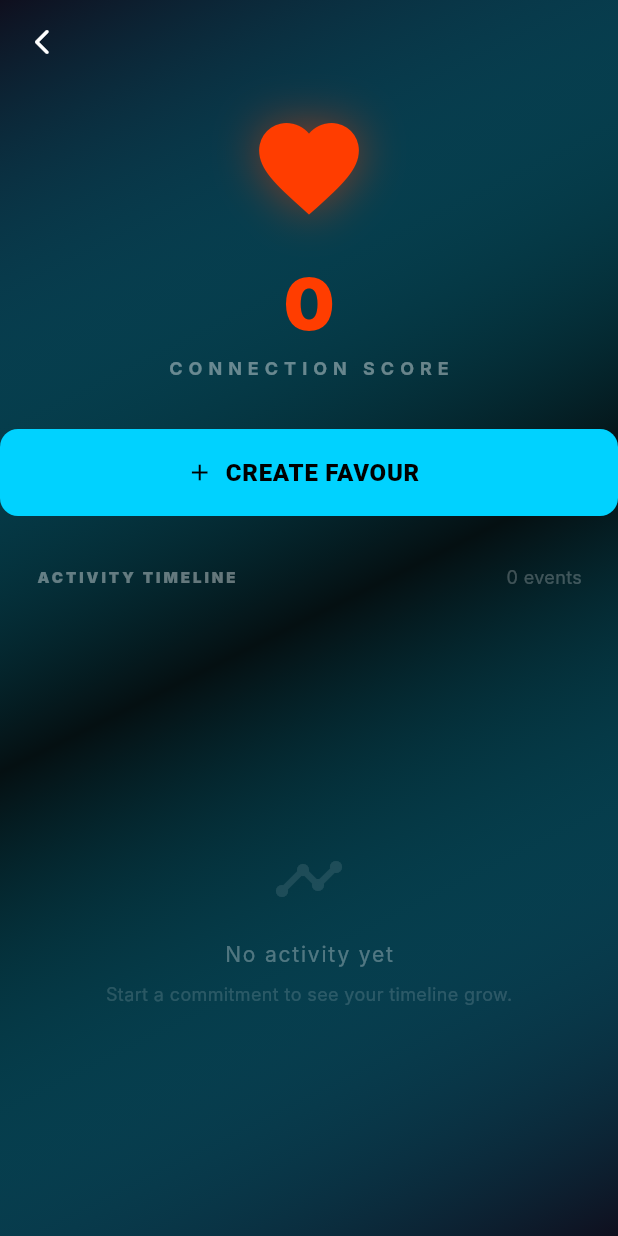
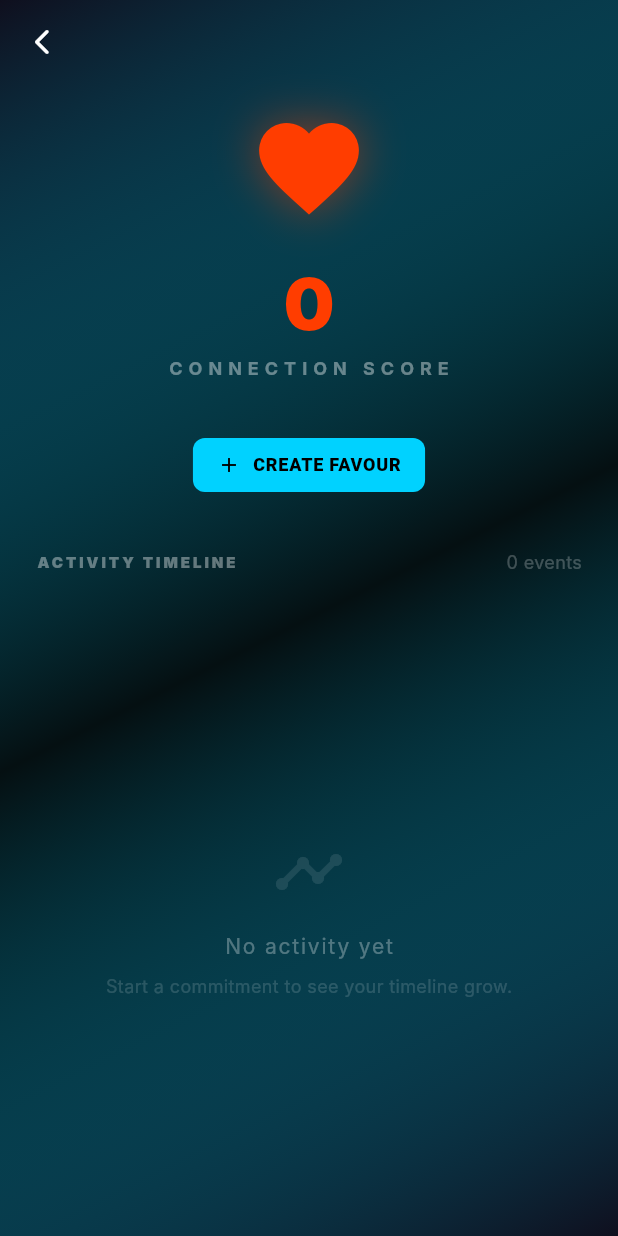
Before and after one commit to Ayush330/symbio, a Flutter app: the FriendDetailScreen screen opened directly with empty values, on a phone screen of 412 x 824 dp. Run offline on Flutter 3.47's test engine with Material 3 defaults, Android fonts, the phone set to English and light mode, and no system bars; our stand-ins replace audioplayers, dio, equatable, firebase_core, firebase_messaging, flutter_bloc and 6 more; accounts and stored records are empty; network calls fail; Roboto replaces fonts that are missing (Inter).

```diff
--- a/frontend/lib/presentation/screens/dashboard_screen.dart
+++ b/frontend/lib/presentation/screens/dashboard_screen.dart
@@ -474,6 +474,7 @@ class _KizunaDashboardState extends State<KizunaDashboard> with TickerProviderSt
           TextButton(
             onPressed: () {
               ScaffoldMessenger.of(context).hideCurrentMaterialBanner();
+              context.read<DashboardBloc>().add(DismissPendingAction(action));
               if (isFriendRequest) {
                  // Forward to Friends tab or handled by screen navigation
                  // For now, just hide is fine as it's already in the list
@@ -489,6 +490,7 @@ class _KizunaDashboardState extends State<KizunaDashboard> with TickerProviderSt
           TextButton(
             onPressed: () {
               ScaffoldMessenger.of(context).hideCurrentMaterialBanner();
+              context.read<DashboardBloc>().add(DismissPendingAction(action));
               final commitmentId = action['id'] ?? action['data']?['id'];
               if (commitmentId != null && !isFriendRequest) {
                 context.read<DashboardBloc>().add(DenyCommitment(commitmentId));
--- a/frontend/lib/presentation/screens/friend_detail_screen.dart
+++ b/frontend/lib/presentation/screens/friend_detail_screen.dart
@@ -171,12 +171,14 @@ class _FriendDetailScreenState extends State<FriendDetailScreen> {
             const SizedBox(height: 32),
             ElevatedButton.icon(
               onPressed: () => _showCreateFavourPortal(),
-              icon: const Icon(Icons.add, color: Colors.black),
-              label: const Text('CREATE FAVOUR'),
+              icon: const Icon(Icons.add, color: Colors.black, size: 16),
+              label: const Text('CREATE FAVOUR', style: TextStyle(fontSize: 12)),
               style: ElevatedButton.styleFrom(
                 backgroundColor: KizunaTheme.primaryBlue,
                 foregroundColor: Colors.black,
-                shape: RoundedRectangleBorder(borderRadius: BorderRadius.circular(12)),
+                padding: const EdgeInsets.symmetric(horizontal: 16, vertical: 8),
+                minimumSize: const Size(0, 36),
+                shape: RoundedRectangleBorder(borderRadius: BorderRadius.circular(8)),
               ),
             ),
           ],
--- a/frontend/lib/presentation/screens/login_screen.dart
+++ b/frontend/lib/presentation/screens/login_screen.dart
@@ -19,7 +19,6 @@ class _LoginScreenState extends State<LoginScreen> {
   final _emailController = TextEditingController();
   final _passwordController = TextEditingController();
   final _phoneController = TextEditingController();
-  bool _isLogin = true;
   bool _isLogin = true;
 
   String _cleanPhoneNumber(String phone) {
--- a/frontend/pubspec.yaml
+++ b/frontend/pubspec.yaml
@@ -16,7 +16,7 @@ publish_to: 'none' # Remove this line if you wish to publish to pub.dev
 # https://developer.apple.com/library/archive/documentation/General/Reference/InfoPlistKeyReference/Articles/CoreFoundationKeys.html
 # In Windows, build-name is used as the major, minor, and patch parts
 # of the product and file versions while build-number is used as the build suffix.
-version: 1.0.0+49
+version: 1.0.0+50
 
 environment:
   sdk: ^3.10.7
```
Also changed, not shown: frontend/lib/presentation/blocs/dashboard_bloc.dart (+21 -0 lines).
